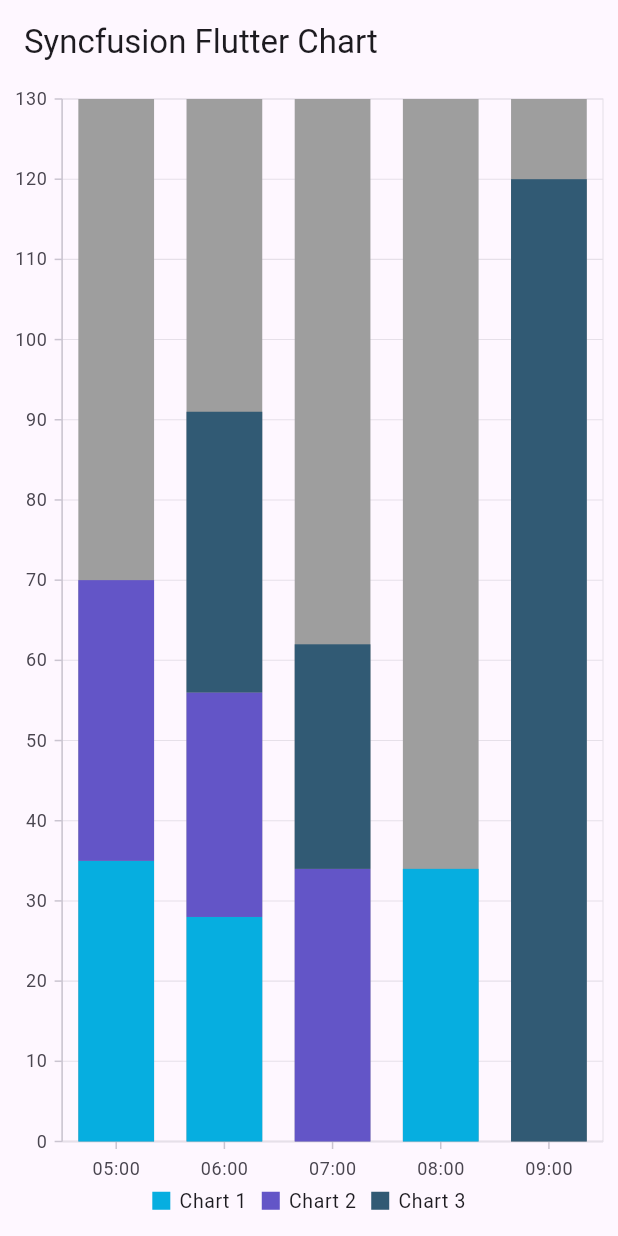
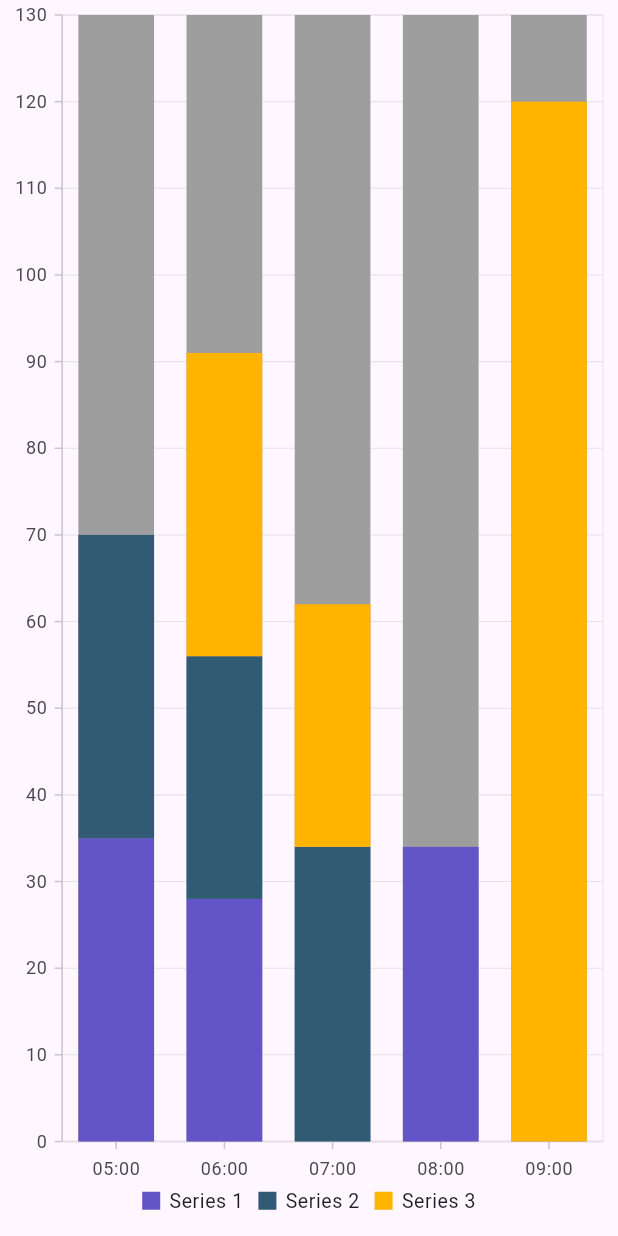
Before and after one commit to SyncfusionExamples/flutter_cartesian_chart_show_tracker_diff_x_stacked_column_series, a Flutter app: the screen it shows after launch, on a phone screen of 412 x 824 dp. Run offline on Flutter 3.47's test engine with Material 3 defaults, Android fonts, the phone set to English and light mode, and no system bars; our stand-ins replace syncfusion_flutter_charts.

Commit message:
FLUT-897416-[others][flutter]: Updated the KB sample

```diff
--- a/lib/main.dart
+++ b/lib/main.dart
@@ -23,22 +23,22 @@ class _ShowTracker extends StatefulWidget {
 }
 
 class _ShowTrackerState extends State<_ShowTracker> {
-  List<ChartSampleData> chartData1 = [
+  List<ChartSampleData> stackedColumnData1 = [
     ChartSampleData(DateTime(2023, 02, 02, 05), 35),
     ChartSampleData(DateTime(2023, 02, 02, 06), 28),
     ChartSampleData(DateTime(2023, 02, 02, 08), 34),
   ];
-  List<ChartSampleData> chartData2 = [
+  List<ChartSampleData> stackedColumnData2 = [
     ChartSampleData(DateTime(2023, 02, 02, 05), 35),
     ChartSampleData(DateTime(2023, 02, 02, 06), 28),
     ChartSampleData(DateTime(2023, 02, 02, 07), 34),
   ];
-  List<ChartSampleData> chartData3 = [
+  List<ChartSampleData> stackedColumnData3 = [
     ChartSampleData(DateTime(2023, 02, 02, 06), 35),
     ChartSampleData(DateTime(2023, 02, 02, 07), 28),
     ChartSampleData(DateTime(2023, 02, 02, 09), 120),
   ];
-  List<ChartSampleData> chartData4 = [
+  List<ChartSampleData> columnData = [
     ChartSampleData(DateTime(2023, 02, 02, 05), 0),
     ChartSampleData(DateTime(2023, 02, 02, 06), 0),
     ChartSampleData(DateTime(2023, 02, 02, 07), 0),
@@ -46,27 +46,9 @@ class _ShowTrackerState extends State<_ShowTracker> {
     ChartSampleData(DateTime(2023, 02, 02, 09), 0),
   ];
 
-  final List<Color> _paletteColors = [
-    const Color.fromRGBO(6, 174, 224, 1),
-    const Color.fromRGBO(99, 85, 199, 1),
-    const Color.fromRGBO(49, 90, 116, 1),
-    const Color.fromRGBO(255, 180, 0, 1),
-    const Color.fromRGBO(150, 60, 112, 1),
-    const Color.fromRGBO(33, 150, 245, 1),
-    const Color.fromRGBO(71, 59, 137, 1),
-    const Color.fromRGBO(236, 92, 123, 1),
-    const Color.fromRGBO(59, 163, 26, 1),
-    const Color.fromRGBO(236, 131, 23, 1)
-  ];
-
   @override
   Widget build(BuildContext context) {
     return Scaffold(
-      appBar: AppBar(
-        title: const Text(
-          'Syncfusion Flutter Chart',
-        ),
-      ),
       body: SfCartesianChart(
         enableSideBySideSeriesPlacement: false,
         primaryXAxis: const DateTimeAxis(),
@@ -77,32 +59,26 @@ class _ShowTrackerState extends State<_ShowTracker> {
         ),
         series: <CartesianSeries<ChartSampleData, DateTime>>[
           ColumnSeries<ChartSampleData, DateTime>(
-            dataSource: chartData4,
-            xValueMapper: (ChartSampleData sales, _) => sales.year,
-            yValueMapper: (ChartSampleData sales, _) => sales.sales,
+            dataSource: columnData,
+            xValueMapper: (ChartSampleData data, int index) => data.x,
+            yValueMapper: (ChartSampleData data, int index) => data.y,
             isVisibleInLegend: false,
             isTrackVisible: true,
           ),
           StackedColumnSeries<ChartSampleData, DateTime>(
-            dataSource: chartData1,
-            xValueMapper: (ChartSampleData sales, _) => sales.year,
-            yValueMapper: (ChartSampleData sales, int index) => sales.sales,
-            name: 'Chart 1',
-            color: _paletteColors[0],
+            dataSource: stackedColumnData1,
+            xValueMapper: (ChartSampleData data, int index) => data.x,
+            yValueMapper: (ChartSampleData data, int index) => data.y,
           ),
           StackedColumnSeries<ChartSampleData, DateTime>(
-            dataSource: chartData2,
-            xValueMapper: (ChartSampleData sales, _) => sales.year,
-            yValueMapper: (ChartSampleData sales, _) => sales.sales,
-            name: 'Chart 2',
-            color: _paletteColors[1],
+            dataSource: stackedColumnData2,
+            xValueMapper: (ChartSampleData data, int index) => data.x,
+            yValueMapper: (ChartSampleData data, int index) => data.y,
           ),
           StackedColumnSeries<ChartSampleData, DateTime>(
-            dataSource: chartData3,
-            xValueMapper: (ChartSampleData sales, _) => sales.year,
-            yValueMapper: (ChartSampleData sales, _) => sales.sales,
-            name: 'Chart 3',
-            color: _paletteColors[2],
+            dataSource: stackedColumnData3,
+            xValueMapper: (ChartSampleData data, int index) => data.x,
+            yValueMapper: (ChartSampleData data, int index) => data.y,
           ),
         ],
       ),
@@ -111,8 +87,8 @@ class _ShowTrackerState extends State<_ShowTracker> {
 }
 
 class ChartSampleData {
-  ChartSampleData(this.year, this.sales);
+  ChartSampleData(this.x, this.y);
 
-  final DateTime? year;
-  final double? sales;
+  final DateTime x;
+  final double y;
 }
```
